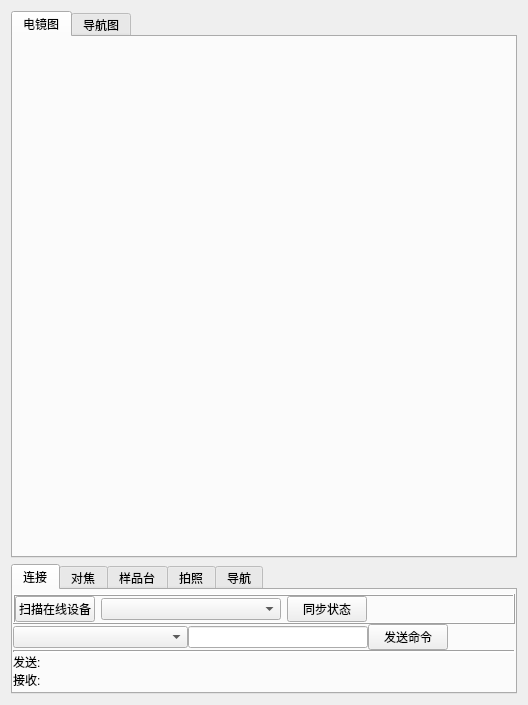
zem-lab/pyzemrpc, file zemrpc/gui/zemrpc_win.ui: the form before one commit.
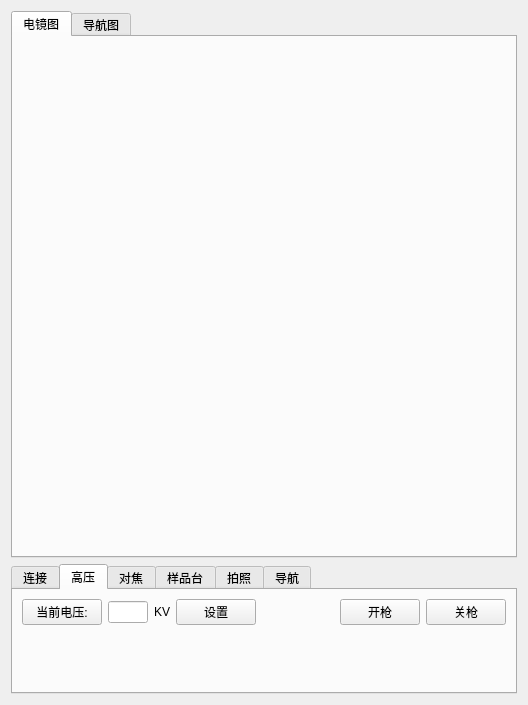
The form after the commit. Custom widgets are drawn as their Qt base class.

What changed in the file:
```diff
--- a/zemrpc/gui/zemrpc_win.ui
+++ b/zemrpc/gui/zemrpc_win.ui
@@ -52,7 +52,7 @@
       </size>
      </property>
      <property name="currentIndex">
-      <number>0</number>
+      <number>1</number>
      </property>
      <widget class="QWidget" name="tab_conn">
       <attribute name="title">
@@ -264,6 +264,136 @@
        </item>
       </layout>
      </widget>
+     <widget class="QWidget" name="tab_hv">
+      <attribute name="title">
+       <string>高压</string>
+      </attribute>
+      <layout class="QVBoxLayout" name="verticalLayout_6">
+       <item>
+        <layout class="QHBoxLayout" name="horizontalLayout_10">
+         <item>
+          <widget class="QPushButton" name="btn_hv_get">
+           <property name="maximumSize">
+            <size>
+             <width>80</width>
+             <height>16777215</height>
+            </size>
+           </property>
+           <property name="text">
+            <string>当前电压:</string>
+           </property>
+          </widget>
+         </item>
+         <item>
+          <widget class="QWheelLineEdit" name="ipt_hv">
+           <property name="maximumSize">
+            <size>
+             <width>40</width>
+             <height>16777215</height>
+            </size>
+           </property>
+           <property name="text">
+            <string/>
+           </property>
+           <property name="alignment">
+            <set>Qt::AlignmentFlag::AlignRight|Qt::AlignmentFlag::AlignTrailing|Qt::AlignmentFlag::AlignVCenter</set>
+           </property>
+          </widget>
+         </item>
+         <item>
+          <widget class="QLabel" name="label_10">
+           <property name="text">
+            <string>KV</string>
+           </property>
+          </widget>
+         </item>
+         <item>
+          <widget class="QPushButton" name="btn_hv_set">
+           <property name="minimumSize">
+            <size>
+             <width>45</width>
+             <height>0</height>
+            </size>
+           </property>
+           <property name="maximumSize">
+            <size>
+             <width>16777215</width>
+             <height>16777215</height>
+            </size>
+           </property>
+           <property name="text">
+            <string>设置</string>
+           </property>
+          </widget>
+         </item>
+         <item>
+          <spacer name="horizontalSpacer">
+           <property name="orientation">
+            <enum>Qt::Orientation::Horizontal</enum>
+           </property>
+           <property name="sizeHint" stdset="0">
+            <size>
+             <width>40</width>
+             <height>20</height>
+            </size>
+           </property>
+          </spacer>
+         </item>
+         <item>
+          <widget class="QPushButton" name="btn_gun_on">
+           <property name="minimumSize">
+            <size>
+             <width>45</width>
+             <height>0</height>
+            </size>
+           </property>
+           <property name="maximumSize">
+            <size>
+             <width>16777215</width>
+             <height>16777215</height>
+            </size>
+           </property>
+           <property name="text">
+            <string>开枪</string>
+           </property>
+          </widget>
+         </item>
+         <item>
+          <widget class="QPushButton" name="btn_gun_off">
+           <property name="minimumSize">
+            <size>
+             <width>45</width>
+             <height>0</height>
+            </size>
+           </property>
+           <property name="maximumSize">
+            <size>
+             <width>16777215</width>
+             <height>16777215</height>
+            </size>
+           </property>
+           <property name="text">
+            <string>关枪</string>
+           </property>
+          </widget>
+         </item>
+        </layout>
+       </item>
+       <item>
+        <spacer name="verticalSpacer_5">
+         <property name="orientation">
+          <enum>Qt::Orientation::Vertical</enum>
+         </property>
+         <property name="sizeHint" stdset="0">
+          <size>
+           <width>20</width>
+           <height>50</height>
+          </size>
+         </property>
+        </spacer>
+       </item>
+      </layout>
+     </widget>
      <widget class="QWidget" name="tab_focus">
       <attribute name="title">
        <string>对焦</string>
@@ -1149,6 +1279,11 @@
    <header location="global">jgb.gui.qt.widgets.qt_edit_slider</header>
    <container>1</container>
   </customwidget>
+  <customwidget>
+   <class>QWheelLineEdit</class>
+   <extends>QLineEdit</extends>
+   <header location="global">jgb.gui.qt.widgets.qt_wheel_lineedit</header>
+  </customwidget>
  </customwidgets>
  <resources/>
  <connections/>
```
